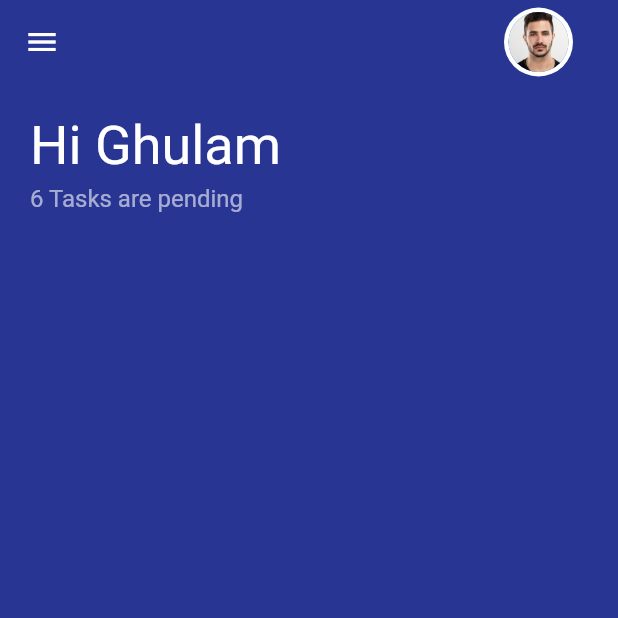
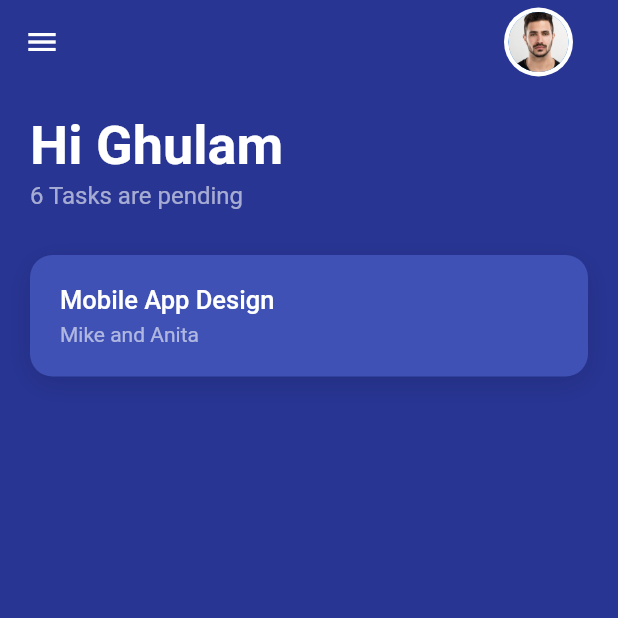
Before and after one commit to farhan-syah/flutter-training-18-Jul, a Flutter app: the HomeScreen screen opened directly, on a phone screen of 412 x 824 dp, the top half of it. Run offline on Flutter 3.47's test engine with Material 2 defaults, Android fonts, the phone set to English and light mode, and no system bars.

Commit message:
Add container and text

```diff
--- a/lib/home.screen.dart
+++ b/lib/home.screen.dart
@@ -40,13 +40,45 @@ class HomeScreen extends StatelessWidget {
           children: [
             Text(
               'Hi Ghulam',
-              style: TextStyle(fontSize: 36, color: textColor2),
+              style: TextStyle(
+                  fontSize: 36, color: textColor2, fontWeight: FontWeight.bold),
             ),
-            const SizedBox(height: 5),
+            const SizedBox(height: 3),
             Text(
               '6 Tasks are pending',
               style: TextStyle(fontSize: 16, color: textColor3),
             ),
+            const SizedBox(height: 30),
+            Container(
+              padding: const EdgeInsets.all(20),
+              decoration: BoxDecoration(
+                  color: Colors.indigo,
+                  borderRadius: BorderRadius.circular(15),
+                  boxShadow: const [
+                    BoxShadow(
+                        blurRadius: 15,
+                        color: Colors.black12,
+                        offset: Offset(0, 5))
+                  ]),
+              child: Column(
+                crossAxisAlignment: CrossAxisAlignment.stretch,
+                children: [
+                  Text(
+                    'Mobile App Design',
+                    style: TextStyle(
+                      fontSize: 17,
+                      color: textColor2,
+                      fontWeight: FontWeight.w500,
+                    ),
+                  ),
+                  const SizedBox(height: 5),
+                  Text(
+                    'Mike and Anita',
+                    style: TextStyle(color: textColor3),
+                  ),
+                ],
+              ),
+            )
           ],
         ),
       ),
```
